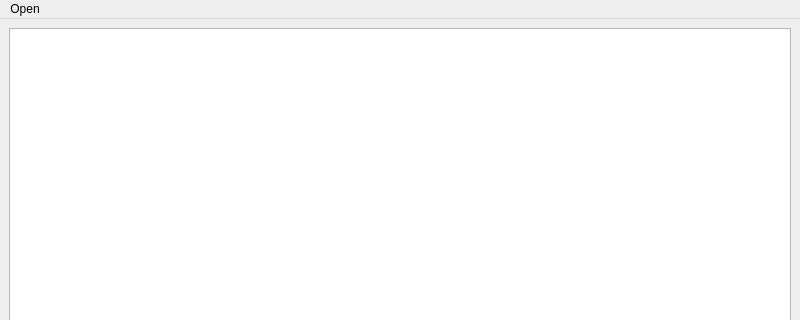
Qt form ui/MainWindow.ui (MarcosVieira71/editor) before a commit; both pictures show x 0 to 800 and y 0 to 320 of the 800 by 600 pixel window.
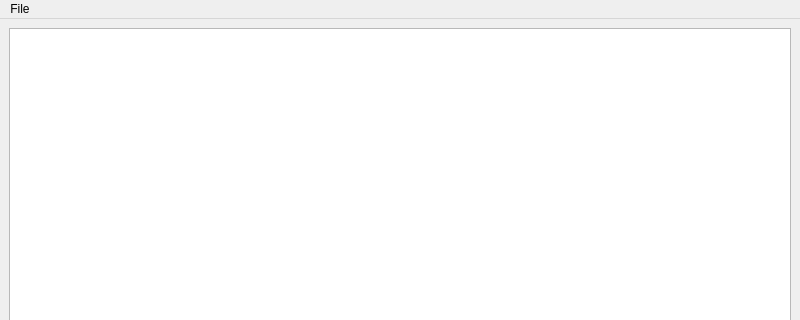
The same form after that commit.

Commit message: file open dialog

Diff of the .ui file:
```diff
--- a/ui/MainWindow.ui
+++ b/ui/MainWindow.ui
@@ -36,12 +36,12 @@
      <height>20</height>
     </rect>
    </property>
-   <widget class="QMenu" name="menuOpen">
+   <widget class="QMenu" name="fileMenu">
     <property name="title">
-     <string>Open</string>
+     <string>File</string>
     </property>
    </widget>
-   <addaction name="menuOpen"/>
+   <addaction name="fileMenu"/>
   </widget>
   <widget class="QStatusBar" name="statusbar"/>
  </widget>
```
Left out of the diff: 6 changed lines with no effect on the pictures. The commit also changes 5 other files.
